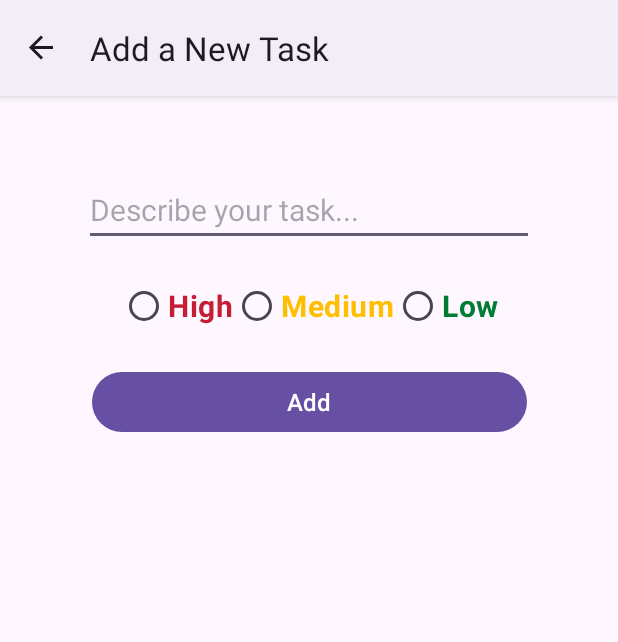
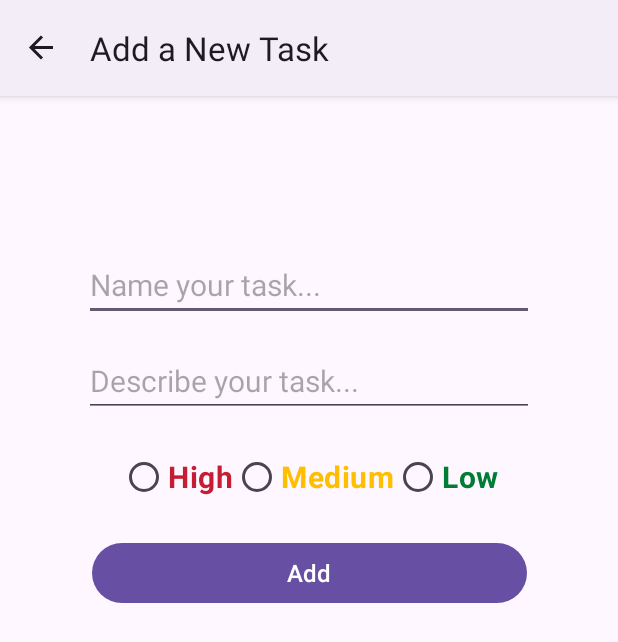
Before and after one commit to iwikoiti/ToDo, an Android app: the screen it shows after launch (MainActivity), after a tap on an icon or button, on a phone screen of 412 x 824 dp. Shown: the top 642 px of the screen. Run offline under Robolectric (Android 15) with nearby library versions, the phone set to English and light mode, and no system bars; our stand-ins replace Room's generated code, data binding, navigation-ui.

Commit message:
add description

```diff
--- a/app/src/main/java/com/bignerdranch/android/todo/database/Task.kt
+++ b/app/src/main/java/com/bignerdranch/android/todo/database/Task.kt
@@ -11,6 +11,7 @@ data class Task(
     @PrimaryKey(autoGenerate = true)
     var id: Int,
     var title: String,
+    var description: String,
     var priority: Int,
     var timestamp: Long
 ): Parcelable
--- a/app/src/main/java/com/bignerdranch/android/todo/database/TaskDatabase.kt
+++ b/app/src/main/java/com/bignerdranch/android/todo/database/TaskDatabase.kt
@@ -4,8 +4,10 @@ import android.content.Context
 import androidx.room.Database
 import androidx.room.Room
 import androidx.room.RoomDatabase
+import androidx.room.migration.Migration
+import androidx.sqlite.db.SupportSQLiteDatabase
 
-@Database(entities = [Task::class], version = 1, exportSchema = false)
+@Database(entities = [Task::class], version = 2, exportSchema = false)
 abstract class TaskDatabase: RoomDatabase() {
     abstract fun taskDao(): TaskDao
     companion object{
@@ -19,7 +21,7 @@ abstract class TaskDatabase: RoomDatabase() {
                         context.applicationContext,
                         TaskDatabase::class.java,
                         "task_database"
-                    ).fallbackToDestructiveMigration().build()
+                    ).fallbackToDestructiveMigration().addMigrations(MIGRATION_1_2).build()
                     INSTANCE = instance
                 }
                 return instance
@@ -27,3 +29,9 @@ abstract class TaskDatabase: RoomDatabase() {
         }
     }
 }
+
+val MIGRATION_1_2 = object : Migration(1, 2) {
+    override fun migrate(database: SupportSQLiteDatabase) {
+        database.execSQL("ALTER TABLE task_table ADD COLUMN description TEXT NOT NULL DEFAULT ''")
+    }
+}
--- a/app/src/main/java/com/bignerdranch/android/todo/ui/add/AddFragment.kt
+++ b/app/src/main/java/com/bignerdranch/android/todo/ui/add/AddFragment.kt
@@ -31,6 +31,7 @@ class AddFragment : Fragment() {
                     return@setOnClickListener
                 }
                 val title_str = editTask.text.toString()
+                val desc_str = editDesc.text.toString()
                 // Получаем выбранный приоритет из RadioGroup
                 val selectedPriority = when (radioPriority.checkedRadioButtonId) {
                     R.id.btn_high -> 1
@@ -43,6 +44,7 @@ class AddFragment : Fragment() {
                     id = 0,
                     title = title_str,
                     priority = selectedPriority,
+                    description = desc_str,
                     timestamp = System.currentTimeMillis()
                 )
                 // Сохраняем задачу
--- a/app/src/main/java/com/bignerdranch/android/todo/ui/update/UpdateFragment.kt
+++ b/app/src/main/java/com/bignerdranch/android/todo/ui/update/UpdateFragment.kt
@@ -28,7 +28,9 @@ class UpdateFragment : Fragment() {
 
         binding.apply {
             updateEditTask.setText(args.task.title)
+            updateEditDesc.setText(args.task.description)
             var priority = args.task.priority
+
 
             when(priority){
                 1 -> updateRadioPriority.check(R.id.update_btn_high)
@@ -44,6 +46,7 @@ class UpdateFragment : Fragment() {
                 }
 
                 val task_str = updateEditTask.text.toString()
+                val desc_str = updateEditDesc.text.toString()
                 val selectedPriority = when (updateRadioPriority.checkedRadioButtonId) {
                     R.id.update_btn_high -> 1
                     R.id.update_btn_medium -> 2
@@ -54,6 +57,7 @@ class UpdateFragment : Fragment() {
                 val task = Task(
                     args.task.id,
                     task_str,
+                    desc_str,
                     selectedPriority,
                     args.task.timestamp
                 )
--- a/app/src/main/res/layout/activity_main.xml
+++ b/app/src/main/res/layout/activity_main.xml
@@ -12,6 +12,7 @@
         android:name="androidx.navigation.fragment.NavHostFragment"
         android:layout_width="0dp"
         android:layout_height="0dp"
+        android:paddingTop="50dp"
         app:defaultNavHost="true"
         app:layout_constraintBottom_toBottomOf="parent"
         app:layout_constraintEnd_toEndOf="parent"
--- a/app/src/main/res/layout/fragment_add.xml
+++ b/app/src/main/res/layout/fragment_add.xml
@@ -10,8 +10,23 @@
         android:paddingTop="100dp"
         android:paddingBottom="50dp"
         tools:context="com.bignerdranch.android.todoapplication.ui.add.AddFragment">
+
         <EditText
             android:id="@+id/edit_task"
+            android:layout_width="300dp"
+            android:layout_height="wrap_content"
+            android:layout_marginTop="16dp"
+            android:ems="10"
+            android:hint="Name your task..."
+            android:inputType="text"
+            android:textSize="20sp"
+            app:layout_constraintEnd_toEndOf="parent"
+            app:layout_constraintHorizontal_bias="0.5"
+            app:layout_constraintStart_toStartOf="parent"
+            app:layout_constraintTop_toTopOf="parent" />
+
+        <EditText
+            android:id="@+id/edit_desc"
             android:layout_width="300dp"
             android:layout_height="wrap_content"
             android:layout_marginTop="16dp"
@@ -20,9 +35,8 @@
             android:inputType="text"
             android:textSize="20sp"
             app:layout_constraintEnd_toEndOf="parent"
-            app:layout_constraintHorizontal_bias="0.5"
             app:layout_constraintStart_toStartOf="parent"
-            app:layout_constraintTop_toTopOf="parent" />
+            app:layout_constraintTop_toBottomOf="@+id/edit_task" />
 
         <RadioGroup
             android:id="@+id/radio_priority"
@@ -33,7 +47,7 @@
             app:layout_constraintEnd_toEndOf="parent"
             app:layout_constraintHorizontal_bias="0.5"
             app:layout_constraintStart_toStartOf="parent"
-            app:layout_constraintTop_toBottomOf="@+id/edit_task">
+            app:layout_constraintTop_toBottomOf="@+id/edit_desc">
 
             <RadioButton
                 android:id="@+id/btn_high"
--- a/app/src/main/res/layout/fragment_task.xml
+++ b/app/src/main/res/layout/fragment_task.xml
@@ -20,7 +20,7 @@
             app:layoutManager="androidx.recyclerview.widget.LinearLayoutManager"
             android:clipToPadding="false"
             android:paddingHorizontal="10dp"
-            android:paddingTop="100dp"
+            android:paddingTop="50dp"
             android:paddingBottom="50dp"
             tools:listitem="@layout/row_layout"
             app:layout_constraintBottom_toBottomOf="parent"
```
Also changed, not shown: app/src/main/res/layout/fragment_update.xml (+16 -2 lines), app/src/main/res/layout/row_layout.xml (+29 -9 lines).
